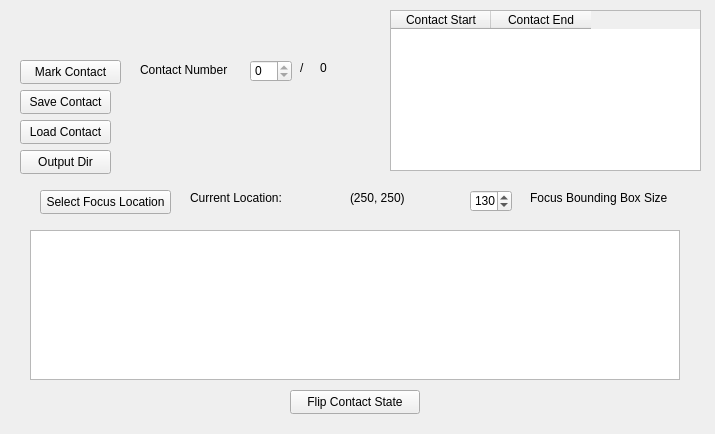
Above: src/WhiskerToolbox/Whisker_Widget/contact_widget.ui from paulmthompson/WhiskerToolbox before the change. Below: the same form after it.
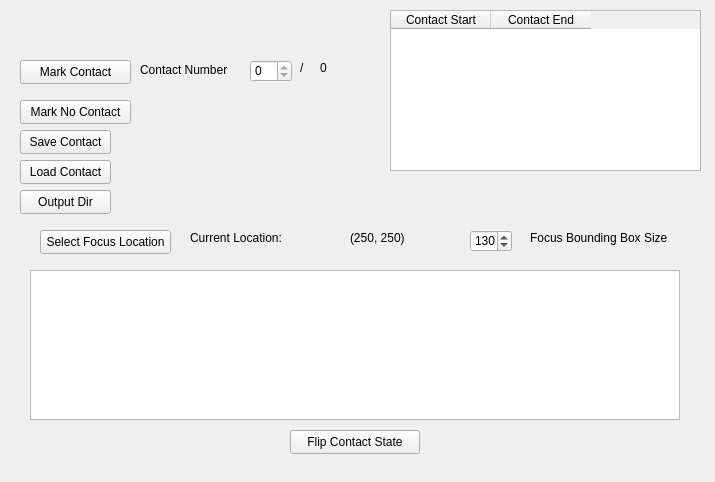
That is the form after the change.

Commit message: add button to mark non contact frames

The edit to the form file:
```diff
--- a/src/WhiskerToolbox/Whisker_Widget/contact_widget.ui
+++ b/src/WhiskerToolbox/Whisker_Widget/contact_widget.ui
@@ -7,7 +7,7 @@
     <x>0</x>
     <y>0</y>
     <width>715</width>
-    <height>434</height>
+    <height>482</height>
    </rect>
   </property>
   <property name="windowTitle">
@@ -17,7 +17,7 @@
    <property name="geometry">
     <rect>
      <x>20</x>
-     <y>120</y>
+     <y>160</y>
      <width>91</width>
      <height>24</height>
     </rect>
@@ -30,7 +30,7 @@
    <property name="geometry">
     <rect>
      <x>20</x>
-     <y>90</y>
+     <y>130</y>
      <width>91</width>
      <height>24</height>
     </rect>
@@ -44,7 +44,7 @@
     <rect>
      <x>20</x>
      <y>60</y>
-     <width>101</width>
+     <width>111</width>
      <height>24</height>
     </rect>
    </property>
@@ -76,7 +76,7 @@
    <property name="geometry">
     <rect>
      <x>30</x>
-     <y>230</y>
+     <y>270</y>
      <width>650</width>
      <height>150</height>
     </rect>
@@ -92,7 +92,7 @@
    <property name="geometry">
     <rect>
      <x>40</x>
-     <y>190</y>
+     <y>230</y>
      <width>131</width>
      <height>24</height>
     </rect>
@@ -105,7 +105,7 @@
    <property name="geometry">
     <rect>
      <x>470</x>
-     <y>190</y>
+     <y>230</y>
      <width>42</width>
      <height>22</height>
     </rect>
@@ -121,7 +121,7 @@
    <property name="geometry">
     <rect>
      <x>530</x>
-     <y>190</y>
+     <y>230</y>
      <width>141</width>
      <height>16</height>
     </rect>
@@ -134,7 +134,7 @@
    <property name="geometry">
     <rect>
      <x>190</x>
-     <y>190</y>
+     <y>230</y>
      <width>121</width>
      <height>16</height>
     </rect>
@@ -147,7 +147,7 @@
    <property name="geometry">
     <rect>
      <x>350</x>
-     <y>190</y>
+     <y>230</y>
      <width>71</width>
      <height>16</height>
     </rect>
@@ -212,7 +212,7 @@
    <property name="geometry">
     <rect>
      <x>290</x>
-     <y>390</y>
+     <y>430</y>
      <width>130</width>
      <height>24</height>
     </rect>
@@ -225,7 +225,7 @@
    <property name="geometry">
     <rect>
      <x>20</x>
-     <y>150</y>
+     <y>190</y>
      <width>91</width>
      <height>24</height>
     </rect>
@@ -238,7 +238,7 @@
    <property name="geometry">
     <rect>
      <x>130</x>
-     <y>150</y>
+     <y>190</y>
      <width>201</width>
      <height>16</height>
     </rect>
@@ -250,6 +250,19 @@
     <set>Qt::AlignRight|Qt::AlignTrailing|Qt::AlignVCenter</set>
    </property>
   </widget>
+  <widget class="QPushButton" name="no_contact_button">
+   <property name="geometry">
+    <rect>
+     <x>20</x>
+     <y>100</y>
+     <width>111</width>
+     <height>24</height>
+    </rect>
+   </property>
+   <property name="text">
+    <string>Mark No Contact</string>
+   </property>
+  </widget>
  </widget>
  <resources/>
  <connections/>
```
The commit also changes 2 other files.
